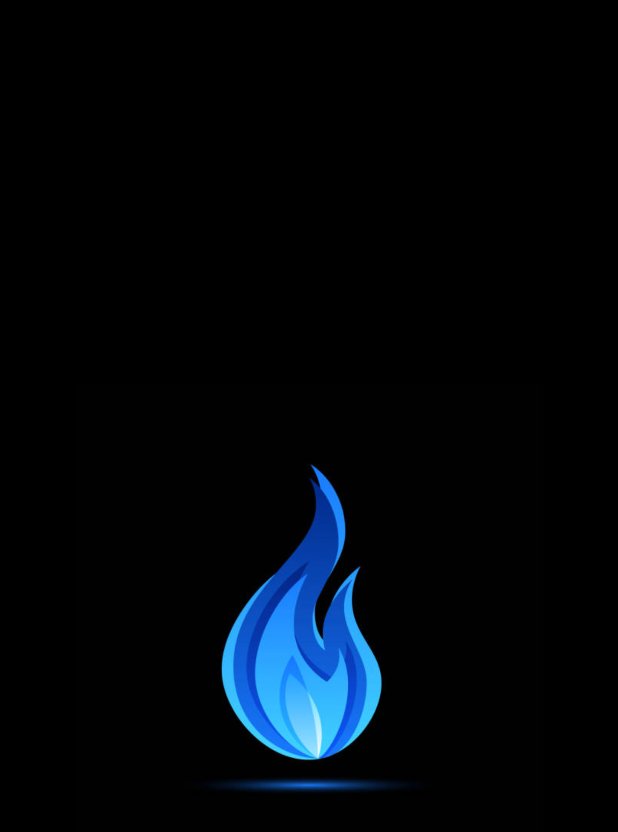
After one commit to Suganth-S/Trend_Hub, an Android app: the SplashScreenActivity screen opened directly, with no data from a screen before it, on a phone screen of 412 x 824 dp. The commit adds this screen. Shown: the top 832 px of the screen. Run offline under Robolectric (Android 15) with nearby library versions, the phone set to English and light mode, and no system bars.

Commit message:
Network connectivity, splash screen and progress bar Impl commit

```diff
--- /dev/null
+++ b/app/src/main/java/com/suganth/trendhub/activity/SplashScreenActivity.java
@@ -0,0 +1,65 @@
+package com.suganth.trendhub.activity;
+
+import android.content.Context;
+import android.content.DialogInterface;
+import android.content.Intent;
+import android.net.ConnectivityManager;
+import android.net.NetworkInfo;
+import android.os.Bundle;
+import android.os.Handler;
+import android.provider.Settings;
+
+import com.suganth.trendhub.R;
+
+import androidx.annotation.Nullable;
+import androidx.appcompat.app.AlertDialog;
+import androidx.appcompat.app.AppCompatActivity;
+
+public class SplashScreenActivity extends AppCompatActivity {
+    private static int SPLASH_TIME_OUT = 3000;
+
+    @Override
+    protected void onCreate(@Nullable Bundle savedInstanceState) {
+        super.onCreate(savedInstanceState);
+        setContentView(R.layout.activity_splash);
+        init();
+    }
+
+    public void init() {
+        isNetworkAvailable();
+    }
+
+    private void isNetworkAvailable() {
+        ConnectivityManager connectivityManager = (ConnectivityManager) getApplicationContext().getSystemService(Context.CONNECTIVITY_SERVICE);
+        NetworkInfo networkInfo = connectivityManager.getActiveNetworkInfo();
+        if (networkInfo == null || !networkInfo.isConnected() || !networkInfo.isAvailable()) {
+
+            AlertDialog.Builder builder = new AlertDialog.Builder(this);
+            builder.setMessage("No Network , Please turn on your network")
+                    .setCancelable(false)
+                    .setPositiveButton("Connect", new DialogInterface.OnClickListener() {
+                        @Override
+                        public void onClick(DialogInterface dialogInterface, int i) {
+                            startActivity(new Intent(Settings.ACTION_DATA_ROAMING_SETTINGS));
+                        }
+                    })
+                    .setNegativeButton("View Offline", new DialogInterface.OnClickListener() {
+                        @Override
+                        public void onClick(DialogInterface dialogInterface, int i) {
+                            startActivity(new Intent(getApplicationContext(), HomeActivity.class));
+                            finish();
+                        }
+                    });
+            builder.show();
+        } else {
+            new Handler().postDelayed(new Runnable() {
+                @Override
+                public void run() {
+                    Intent homeIntent = new Intent(SplashScreenActivity.this, HomeActivity.class);
+                    startActivity(homeIntent);
+                    finish();
+                }
+            }, SPLASH_TIME_OUT);
+        }
+    }
+}
--- a/app/src/main/java/com/suganth/trendhub/adapter/RepoAdapter.java
+++ b/app/src/main/java/com/suganth/trendhub/adapter/RepoAdapter.java
@@ -1,6 +1,7 @@
 package com.suganth.trendhub.adapter;
 
 import android.content.Context;
+import android.graphics.Color;
 import android.view.LayoutInflater;
 import android.view.View;
 import android.view.ViewGroup;
@@ -79,7 +80,7 @@ public class RepoAdapter extends RecyclerView.Adapter<RepoAdapter.RepoViewHolder
         holder.starsCount.setText(repoModel.getStars());
 
         Glide.with(context)
-                .load(repoModel.getColor())
+                .load(repoModel.getLanguageColor())
                 .into(holder.color);
     }
 
@@ -98,7 +99,7 @@ public class RepoAdapter extends RecyclerView.Adapter<RepoAdapter.RepoViewHolder
     public static class RepoViewHolder extends RecyclerView.ViewHolder {
 
         public TextView name, description, language, starsCount;
-        public ImageView color;
+      public ImageView color;
 
         public RepoViewHolder(@NonNull View itemView) {
             super(itemView);
--- a/app/src/main/res/layout/activity_main.xml
+++ b/app/src/main/res/layout/activity_main.xml
@@ -6,7 +6,7 @@
     android:layout_height="match_parent"
     android:orientation="vertical"
     android:background="#000"
-    tools:context=".MainActivity">
+    tools:context=".activity.HomeActivity">
 
    <androidx.swiperefreshlayout.widget.SwipeRefreshLayout
        android:id="@+id/simpleSwipeRefreshLayout"
--- /dev/null
+++ b/app/src/main/res/layout/activity_splash.xml
@@ -0,0 +1,15 @@
+<?xml version="1.0" encoding="utf-8"?>
+<LinearLayout
+    xmlns:android="http://schemas.android.com/apk/res/android" android:layout_width="match_parent"
+    android:layout_height="match_parent"
+    android:background="#000">
+
+    <ImageView
+        android:id="@+id/logo"
+        android:layout_width="wrap_content"
+        android:layout_height="wrap_content"
+        android:layout_gravity="center"
+        android:src="@drawable/logo"
+        android:layout_margin="50dp"/>
+
+</LinearLayout>
--- a/app/src/main/res/values/styles.xml
+++ b/app/src/main/res/values/styles.xml
@@ -7,4 +7,10 @@
         <item name="colorAccent">@color/colorAccent</item>
     </style>
 
+    <style name="NoAppTheme" parent="Theme.AppCompat.Light.NoActionBar">
+        <!-- Customize your theme here. -->
+        <item name="colorPrimary">#000</item>
+        <item name="colorPrimaryDark">#000</item>
+    </style>
+
 </resources>
```
Also changed, not shown: app/src/main/AndroidManifest.xml (+9 -2 lines), app/src/main/java/com/suganth/trendhub/activity/HomeActivity.java (renamed from app/src/main/java/com/suganth/trendhub/MainActivity.java, +14 -8 lines), app/src/main/java/com/suganth/trendhub/database/RepoDataBase.java (+1 -8 lines), app/src/main/java/com/suganth/trendhub/model/RepoModel.java (+17 -16 lines), app/src/main/ic_launcher-playstore.png (added), app/src/main/res/mipmap-hdpi/ic_launcher_foreground.png (added), app/src/main/res/mipmap-mdpi/ic_launcher_foreground.png (added), app/src/main/res/mipmap-xhdpi/ic_launcher_foreground.png (added), app/src/main/res/mipmap-xxhdpi/ic_launcher_foreground.png (added), app/src/main/res/mipmap-xxxhdpi/ic_launcher_foreground.png (added).
